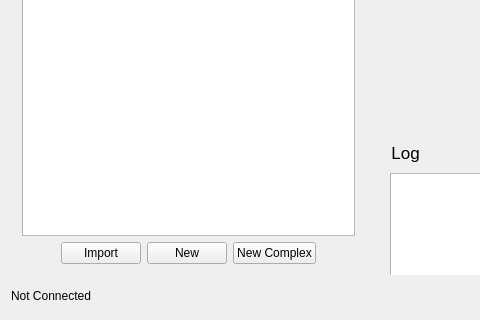
Qt form src/ui/windows/w_MainWindow.ui (Wpenga/QvPersonal) before a commit; both pictures show x 0 to 480 and y 377 to 697 of the 881 by 697 pixel window.
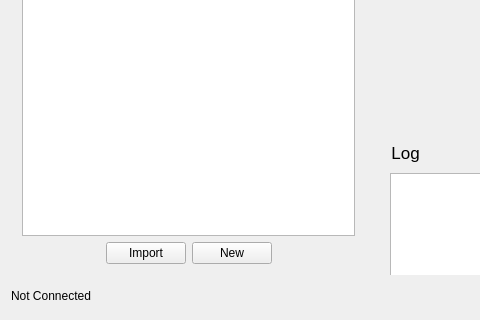
The same form after that commit. Icons and pictures are not drawn.

The edit to the form file:
```diff
--- a/src/ui/windows/w_MainWindow.ui
+++ b/src/ui/windows/w_MainWindow.ui
@@ -201,13 +201,6 @@
             </property>
            </widget>
           </item>
-          <item>
-           <widget class="QPushButton" name="newComplexConnectionBtn">
-            <property name="text">
-             <string>New Complex</string>
-            </property>
-           </widget>
-          </item>
           <item>
            <spacer name="horizontalSpacer_2">
             <property name="orientation">
```
